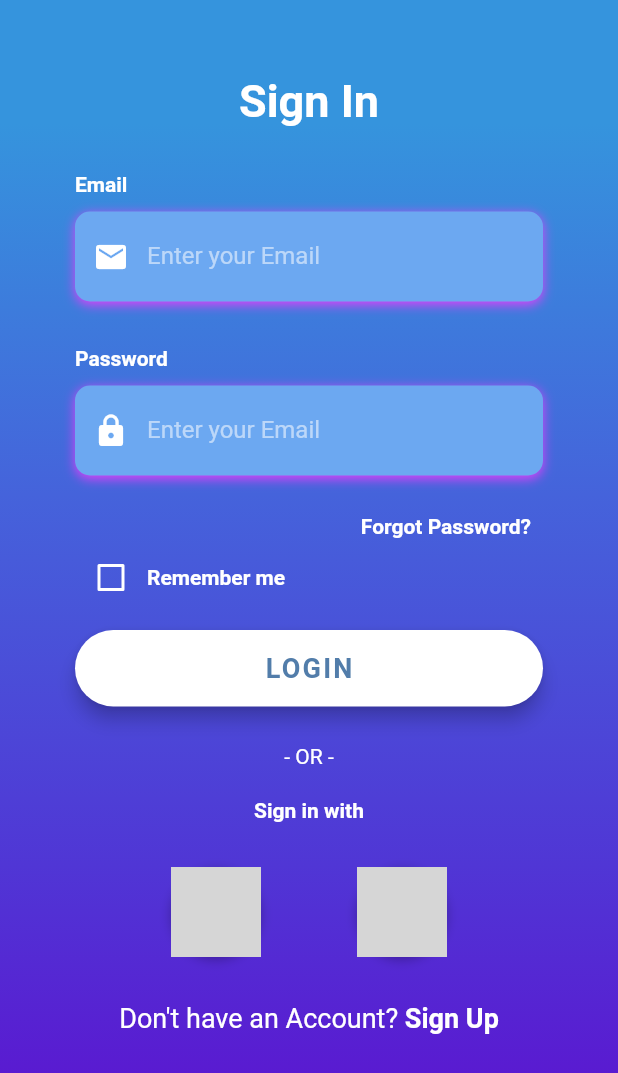
After one commit to nader3254/Diving-into-Flutter, a Flutter app: the screen it shows after launch, swiped to page 4, on a phone screen of 412 x 824 dp. The commit adds this screen. Shown: the top 1073 px of the screen. Run offline on Flutter 3.47's test engine with Material 2 defaults, Android fonts, the phone set to English and light mode, and no system bars; our stand-ins replace font_awesome_flutter; network calls fail; Roboto replaces fonts that are missing (OpenSans); grey boxes are pictures that could not be loaded.

Commit message:
second commit

```diff
--- a/baisic_ui/lib/main.dart
+++ b/baisic_ui/lib/main.dart
@@ -1,5 +1,6 @@
+import 'package:MybaisicUI/pages/introPage.dart';
 import 'package:flutter/material.dart';
-import 'pages/introPage.dart';
+
 void main() {
   runApp(const MyApp());
 }
@@ -13,11 +14,9 @@ class MyApp extends StatelessWidget {
     return MaterialApp(
       title: 'Flutter Demo',
       debugShowCheckedModeBanner: false,
-      theme: ThemeData.dark(
-
-      ),
-      home: MyIntroPage(),
+      theme: ThemeData.dark(),
+      //home: MyIntroPage(),
+      home: const MyIntroPage(),
     );
-
   }
 }
--- a/baisic_ui/lib/pages/introPage.dart
+++ b/baisic_ui/lib/pages/introPage.dart
@@ -1,3 +1,4 @@
+import 'package:MybaisicUI/pages/loginPage.dart';
 import 'package:flutter/material.dart';
 import 'package:flutter/services.dart';
 
@@ -90,10 +91,17 @@ class _MyStatefulWidgetState extends State<MyIntroPage> {
 
   Widget SkipButton() {
     return Container(
-      margin: EdgeInsets.only(top: 20),
+      margin: EdgeInsets.only(top: 5),
       alignment: Alignment.bottomRight,
       child: TextButton(
-        onPressed: () => print('Skip'),
+        onPressed: () => {
+          Navigator.push(
+            context,
+            MaterialPageRoute(
+              builder: (_) => const MyLoginPage(),
+            ),
+          )
+        },
         child:
             Text("skip", style: TextStyle(color: Colors.white, fontSize: 18)),
       ),
@@ -121,7 +129,9 @@ class _MyStatefulWidgetState extends State<MyIntroPage> {
     Page page3 = Page(p3_img, p3_txt, p3_txt1);
 
     return Container(
-      height: 420.0,
+      //margin: EdgeInsets.only(bottom: 20),
+      //alignment: Alignment.bottomCenter,
+      height: 500,
       child: PageView(
         controller: _pageController,
         onPageChanged: (int index) {
@@ -129,10 +139,18 @@ class _MyStatefulWidgetState extends State<MyIntroPage> {
 
           setState(() {
             currentPageView = index;
+            if (index == 3) {
+              Navigator.push(
+                context,
+                MaterialPageRoute(
+                  builder: (_) => const MyLoginPage(),
+                ),
+              );
+            }
           });
         },
         physics: ClampingScrollPhysics(),
-        children: [page1, page2, page3],
+        children: [page1, page2, page3, page1],
       ),
     );
   }
@@ -194,7 +212,8 @@ class _MyStatefulWidgetState extends State<MyIntroPage> {
           onPressed: () {
             lastIndex++;
             _pageController.animateToPage(lastIndex,
-                duration: Duration(milliseconds: 500), curve: Curves.ease);
+                duration: const Duration(milliseconds: 500),
+                curve: Curves.ease);
           },
           child: const Text(
             'Next',
@@ -205,7 +224,7 @@ class _MyStatefulWidgetState extends State<MyIntroPage> {
           ),
         ),
         SizedBox(width: 10.0),
-        Icon(
+        const Icon(
           Icons.arrow_forward,
           color: Colors.white,
           size: 30.0,
@@ -218,26 +237,39 @@ class _MyStatefulWidgetState extends State<MyIntroPage> {
   Widget build(BuildContext context) {
     return Scaffold(
       body: AnnotatedRegion<SystemUiOverlayStyle>(
-      value:
-          SystemUiOverlayStyle.light, //for making the system bar dark or light
-      child: Container(
+        value: SystemUiOverlayStyle
+            .light, //for making the system bar dark or light
+        child: SingleChildScrollView(
+          physics: const AlwaysScrollableScrollPhysics(),
+          // padding: const EdgeInsets.symmetric(
+          //   horizontal: 50.0,
+          //   vertical: 50.0,
+          // ),
+          child: Stack(
+            children: <Widget>[
+              Container(
+                margin: EdgeInsets.all(1),
                 decoration: MainContainerStyling(), //background for application
                 child: Column(
                   children: <Widget>[
                     SkipButton(),
                     PageViewWidget(),
                     Container(
-              margin: EdgeInsets.only(top: 5),
+                      margin: const EdgeInsets.only(top: 5),
                       child: PageViewIndicator(),
                     ),
                     Container(
-              margin: EdgeInsets.only(top: 20),
+                      margin: const EdgeInsets.only(top: 80),
                       //alignment: Alignment.bottomCenter,
                       child: NextButton(),
                     )
                   ],
                 ),
               ),
-    ));
+            ],
+          ),
+        ),
+      ),
+    );
   }
 }
--- /dev/null
+++ b/baisic_ui/lib/pages/loginPage.dart
@@ -0,0 +1,350 @@
+import 'package:flutter/material.dart';
+import 'package:flutter/services.dart';
+
+TextStyle kHintTextStyle = const TextStyle(
+  color: Colors.white54,
+  fontFamily: 'OpenSans',
+);
+
+TextStyle kLabelStyle = const TextStyle(
+  color: Colors.white,
+  fontWeight: FontWeight.bold,
+  fontFamily: 'OpenSans',
+);
+
+final kBoxDecorationStyle = BoxDecoration(
+  color: const Color(0xFF6CA8F1),
+  borderRadius: BorderRadius.circular(10.0),
+  boxShadow: const [
+    BoxShadow(
+      color: Colors.black12,
+      blurRadius: 6.0,
+      offset: Offset(0, 2),
+    ),
+  ],
+);
+
+class MyLoginPage extends StatefulWidget {
+  const MyLoginPage({super.key});
+
+  @override
+  State<MyLoginPage> createState() => login();
+}
+
+class login extends State<MyLoginPage> {
+  bool _rememberMe = false;
+  BoxDecoration MainContainerStyling() {
+    return const BoxDecoration(
+      gradient: LinearGradient(
+        colors: [
+          Color(0xFF3594DD),
+          Color(0xFF4563DB),
+          Color(0xFF5036D5),
+          Color(0xFF5B16D0),
+        ],
+        begin: Alignment.topCenter,
+        end: Alignment.bottomCenter,
+        stops: [0.1, 0.4, 0.7, 0.9],
+      ),
+    );
+  }
+
+  Widget signIN_txt() {
+    return const Text(
+      'Sign In',
+      style: TextStyle(
+        color: Colors.white,
+        fontFamily: 'OpenSans',
+        fontSize: 30.0,
+        fontWeight: FontWeight.bold,
+      ),
+    );
+  }
+
+  Widget TextFieled_builder(String title, String hashText,
+      TextEditingController controller, bool visibile, IconData icn) {
+    return Column(
+      crossAxisAlignment: CrossAxisAlignment.start,
+      children: <Widget>[
+        Text(
+          title,
+          style: const TextStyle(
+            color: Colors.white,
+            fontWeight: FontWeight.bold,
+            fontFamily: 'OpenSans',
+          ),
+        ),
+        space(10),
+        Container(
+          alignment: Alignment.centerLeft,
+          decoration: BoxDecoration(
+            color: const Color(0xFF6CA8F1),
+            borderRadius: BorderRadius.circular(10.0),
+            boxShadow: const [
+              BoxShadow(
+                color: Colors.purpleAccent,
+                blurRadius: 6.0,
+                offset: Offset(0, 2),
+              ),
+            ],
+          ),
+          height: 60.0,
+          child: TextField(
+            obscureText: visibile,
+            keyboardType: TextInputType.emailAddress,
+            style: const TextStyle(
+              color: Colors.white,
+              fontFamily: 'OpenSans',
+            ),
+            controller: controller,
+            decoration: InputDecoration(
+              border: InputBorder.none,
+              contentPadding: const EdgeInsets.only(top: 14.0),
+              prefixIcon: Icon(
+                icn,
+                color: Colors.white,
+              ),
+              hintText: 'Enter your Email',
+              hintStyle: const TextStyle(
+                color: Colors.white54,
+                fontFamily: 'OpenSans',
+              ),
+            ),
+          ),
+        ),
+      ],
+    );
+  }
+
+  Widget space(double x) {
+    return SizedBox(
+      height: x,
+    ); //space
+  }
+
+  Widget Test_Btn_to_Show_text_of_TextFieled(TextEditingController te) {
+    return FloatingActionButton(
+      // When the user presses the button, show an alert dialog containing
+      // the text that the user has entered into the text field.
+      onPressed: () {
+        showDialog(
+          context: context,
+          builder: (context) {
+            return AlertDialog(
+              // Retrieve the text the that user has entered by using the
+              // TextEditingController.
+              content: Text(te.text),
+            );
+          },
+        );
+      },
+      tooltip: 'Show me the value!',
+      child: const Icon(Icons.text_fields),
+    );
+  }
+
+  Widget _buildForgotPasswordBtn() {
+    return Container(
+      alignment: Alignment.centerRight,
+      child: TextButton(
+        onPressed: () => print('Forgot Password Button Pressed'),
+        child: Text(
+          'Forgot Password?',
+          style: kLabelStyle,
+        ),
+      ),
+    );
+  }
+
+  Widget _buildRememberMeCheckbox() {
+    return Container(
+      height: 20.0,
+      child: Row(
+        children: <Widget>[
+          Theme(
+            data: ThemeData(unselectedWidgetColor: Colors.white),
+            child: Checkbox(
+              value: _rememberMe,
+              checkColor: Colors.cyanAccent,
+              activeColor: Colors.purpleAccent,
+              onChanged: (value) {
+                setState(() {
+                  _rememberMe = false;
+                  if (value == true) _rememberMe = true;
+                });
+              },
+            ),
+          ),
+          Text(
+            'Remember me',
+            style: kLabelStyle,
+          ),
+        ],
+      ),
+    );
+  }
+
+  Widget _buildLoginBtn() {
+    return Container(
+      padding: const EdgeInsets.symmetric(vertical: 25.0),
+      width: double.infinity,
+      child: ElevatedButton(
+        onPressed: () => print('Login Button Pressed'),
+        style: ElevatedButton.styleFrom(
+          padding: const EdgeInsets.all(15.0),
+          elevation: 5.0,
+          shape: RoundedRectangleBorder(
+            borderRadius: BorderRadius.circular(30.0),
+          ),
+          backgroundColor: Colors.white,
+        ),
+        child: const Text(
+          'LOGIN',
+          style: TextStyle(
+            color: Color(0xFF527DAA),
+            letterSpacing: 1.5,
+            fontSize: 18.0,
+            fontWeight: FontWeight.bold,
+            fontFamily: 'OpenSans',
+          ),
+        ),
+      ),
+    );
+  }
+
+  Widget _buildSignInWithText() {
+    return Column(
+      children: <Widget>[
+        const Text(
+          '- OR -',
+          style: TextStyle(
+            color: Colors.white,
+            fontWeight: FontWeight.w400,
+          ),
+        ),
+        const SizedBox(height: 20.0),
+        Text(
+          'Sign in with',
+          style: kLabelStyle,
+        ),
+      ],
+    );
+  }
+
+  void API(String x) {
+    print(x);
+  }
+
+  Widget _buildSocialBtn(onTap, String logo) {
+    return GestureDetector(
+      onTap: onTap,
+      child: Container(
+        height: 60.0,
+        width: 60.0,
+        decoration: BoxDecoration(
+            shape: BoxShape.circle,
+            color: Colors.white,
+            boxShadow: const [
+              BoxShadow(
+                color: Colors.black26,
+                offset: Offset(0, 2),
+                blurRadius: 6.0,
+              ),
+            ],
+            image: DecorationImage(image: NetworkImage(logo))),
+      ),
+    );
+  }
+
+  Widget _buildSocialBtnRow() {
+    return Padding(
+      padding: EdgeInsets.symmetric(vertical: 30.0),
+      child: Row(
+        mainAxisAlignment: MainAxisAlignment.spaceEvenly,
+        children: <Widget>[
+          _buildSocialBtn(
+            () => {API('facebook api')},
+            'https://img.utdstc.com/icon/fe0/ab6/fe0ab67fa0de2b2681602db5708a076f50dd21106e0c2d38b9661875a37e235e:200',
+          ),
+          _buildSocialBtn(
+            () => {API('google api')},
+            'https://upload.wikimedia.org/wikipedia/commons/thumb/5/53/Google_%22G%22_Logo.svg/2048px-Google_%22G%22_Logo.svg.png',
+          ),
+        ],
+      ),
+    );
+  }
+
+  Widget _buildSignupBtn() {
+    return GestureDetector(
+      onTap: () => print('Sign Up Button Pressed'),
+      child: RichText(
+        text: const TextSpan(
+          children: [
+            TextSpan(
+              text: 'Don\'t have an Account? ',
+              style: TextStyle(
+                color: Colors.white,
+                fontSize: 18.0,
+                fontWeight: FontWeight.w400,
+              ),
+            ),
+            TextSpan(
+              text: 'Sign Up',
+              style: TextStyle(
+                color: Colors.white,
+                fontSize: 18.0,
+                fontWeight: FontWeight.bold,
+              ),
+            ),
+          ],
+        ),
+      ),
+    );
+  }
+
+  @override
+  Widget build(BuildContext context) {
+    TextEditingController email_tc = TextEditingController();
+    TextEditingController passwd_tc = TextEditingController();
+
+    return Scaffold(
+      body: AnnotatedRegion<SystemUiOverlayStyle>(
+        value: SystemUiOverlayStyle
+            .light, //for making the system bar dark or light
+        child: Container(
+          decoration: MainContainerStyling(),
+          height: double.infinity,
+          width: double.infinity,
+          child: SingleChildScrollView(
+            physics: const AlwaysScrollableScrollPhysics(),
+            padding: const EdgeInsets.symmetric(
+              horizontal: 50.0,
+              vertical: 50.0,
+            ),
+            child: Column(
+              children: <Widget>[
+                signIN_txt(),
+                space(30),
+                TextFieled_builder(
+                    'Email', 'enter your email', email_tc, false, Icons.email),
+                space(30),
+                TextFieled_builder('Password', 'enter your password', passwd_tc,
+                    true, Icons.lock),
+                space(10),
+                _buildForgotPasswordBtn(),
+                _buildRememberMeCheckbox(),
+                _buildLoginBtn(),
+                _buildSignInWithText(),
+                _buildSocialBtnRow(),
+                _buildSignupBtn(),
+
+                // Test_Btn_to_Show_text_of_TextFieled(email_tc),
+              ],
+            ),
+          ),
+        ),
+      ),
+    );
+  }
+}
```
Also changed, not shown: 1 other file. Lines whose indentation alone changed are shown as unchanged.
